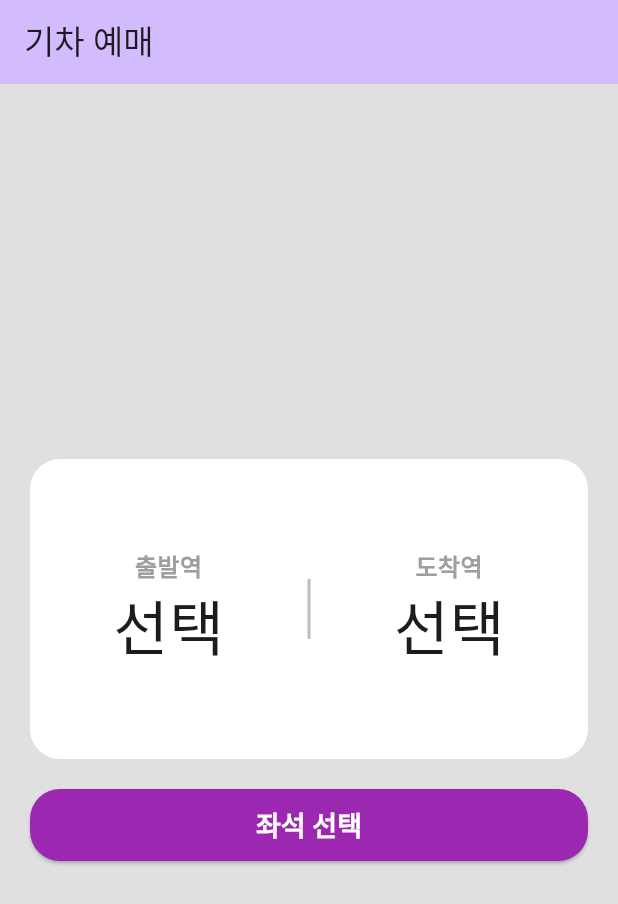
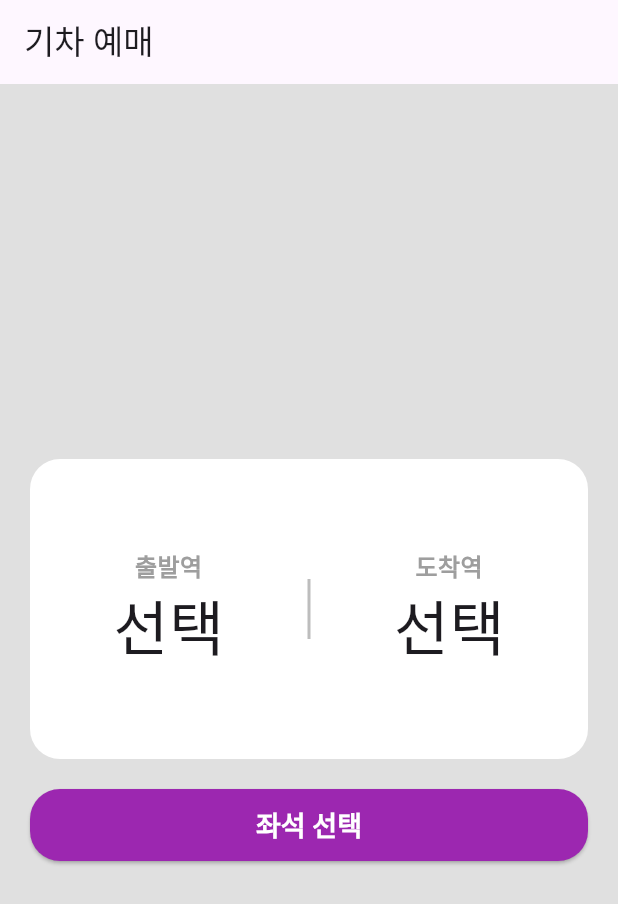
Before and after one commit to mmiemmiedevelop/flutter_train_app, a Flutter app: the screen it shows after launch, on a phone screen of 412 x 824 dp. Shown: the top 904 px of the screen. Run offline on Flutter 3.47's test engine with Material 3 defaults, Android fonts, the phone set to English and light mode, and no system bars.

Commit message:
fix: 앱바 색 디폴트 쓰게 변경

```diff
--- a/lib/home_page.dart
+++ b/lib/home_page.dart
@@ -19,8 +19,8 @@ class _MyHomePageState extends State<MyHomePage> {
   Widget build(BuildContext context) {
     return Scaffold(
       appBar: AppBar(
-        backgroundColor: Theme.of(context).colorScheme.inversePrimary,
         title: Text(Lang.train),
+        backgroundColor: Theme.of(context).appBarTheme.backgroundColor,
       ), //AppBar를 사용하게 되면 SafeArea는 자동으로 잡아줌
       body: Container(
         color: Colors.grey[300],
```
